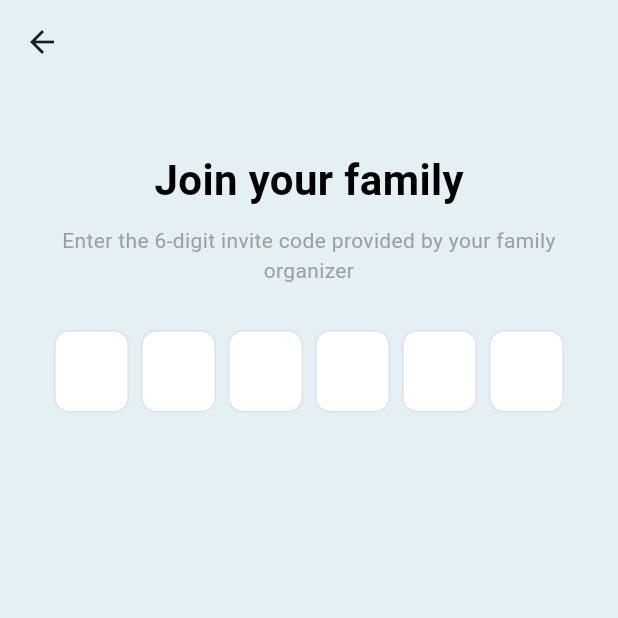
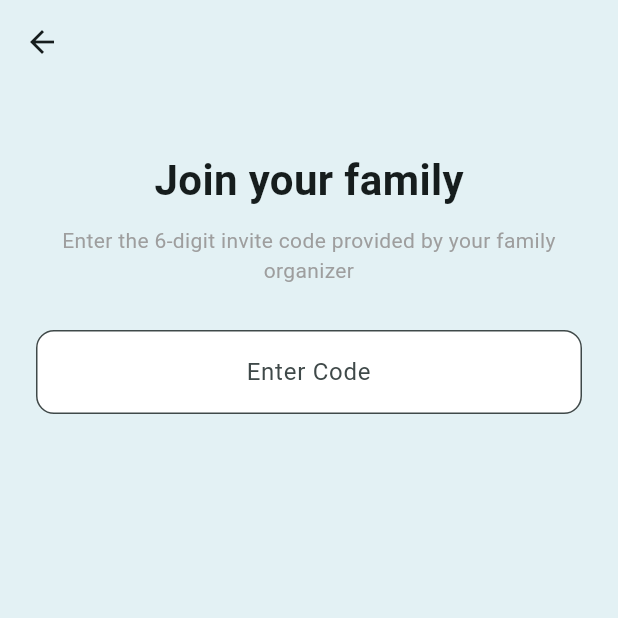
Before and after one commit to DeekshaRao10/wristband, a Flutter app: the JoinFamilyScreen screen opened directly, on a phone screen of 412 x 824 dp, the top half of it. Run offline on Flutter 3.47's test engine with Material 3 defaults, Android fonts, the phone set to English and light mode, and no system bars; drawn by our look-alikes of pinput; our stand-ins replace cloud_firestore, firebase_auth, firebase_core, share_plus; accounts and stored records are empty.

Commit message:
Initial Commit

```diff
--- a/lib/core/widgets/primary_button.dart
+++ b/lib/core/widgets/primary_button.dart
@@ -1,5 +1,4 @@
 import 'package:flutter/material.dart';
-import '../../../core/theme/app_theme.dart';
 
 class PrimaryButton extends StatelessWidget {
   final String text;
@@ -19,8 +18,8 @@ class PrimaryButton extends StatelessWidget {
       child: ElevatedButton(
         onPressed: onPressed,
         style: ElevatedButton.styleFrom(
-      backgroundColor: AppColors.background,
-foregroundColor: Colors.white,
+          backgroundColor: const Color(0xFF006D6F),
+          foregroundColor: Colors.white,
           elevation: 0,
           shape: RoundedRectangleBorder(
             borderRadius: BorderRadius.circular(25),
--- a/lib/features/auth/screens/onboarding_screen.dart
+++ b/lib/features/auth/screens/onboarding_screen.dart
@@ -134,8 +134,8 @@ class _OnboardingScreenState extends State<OnboardingScreen> {
                   decoration: BoxDecoration(
                     shape: BoxShape.circle,
                     color: currentIndex == index
-                             ?AppColors.primary
-                               : Colors.grey.shade300,
+                        ? const Color(0xFF006D6F)
+                        : Colors.grey.shade300,
                   ),
                 ),
               ),
--- a/lib/features/family/screens/join_family_screen.dart
+++ b/lib/features/family/screens/join_family_screen.dart
@@ -1,9 +1,9 @@
 import 'package:flutter/material.dart';
-import 'package:pinput/pinput.dart';
 
 import '../../../core/theme/app_theme.dart';
 import '../../../core/widgets/primary_button.dart';
 import '../services/family_service.dart';
+import 'package:pinput/pinput.dart';
 
 class JoinFamilyScreen extends StatefulWidget {
   const JoinFamilyScreen({super.key});
@@ -19,10 +19,20 @@ class _JoinFamilyScreenState
       TextEditingController();
 
   Map<String, dynamic>? familyData;
+
   bool loading = false;
 
   Future<void> searchFamily() async {
-    if (codeController.text.length != 6) return;
+    if (codeController.text.trim().length != 6) {
+      ScaffoldMessenger.of(context).showSnackBar(
+        const SnackBar(
+          content: Text(
+            "Enter a valid 6-digit code",
+          ),
+        ),
+      );
+      return;
+    }
 
     setState(() {
       loading = true;
@@ -41,7 +51,9 @@ class _JoinFamilyScreenState
     if (result == null && mounted) {
       ScaffoldMessenger.of(context).showSnackBar(
         const SnackBar(
-          content: Text("Invalid Invite Code"),
+          content: Text(
+            "Invalid Invite Code",
+          ),
         ),
       );
     }
@@ -49,30 +61,6 @@ class _JoinFamilyScreenState
 
   @override
   Widget build(BuildContext context) {
-    final defaultPinTheme = PinTheme(
-      width: 50,
-      height: 55,
-      textStyle: const TextStyle(
-        fontSize: 20,
-        fontWeight: FontWeight.bold,
-        color: AppColors.black,
-      ),
-      decoration: BoxDecoration(
-        color: AppColors.white,
-        borderRadius: BorderRadius.circular(10),
-        border: Border.all(
-          color: Colors.grey.shade300,
-        ),
-      ),
-    );
-
-    final focusedPinTheme = defaultPinTheme.copyDecorationWith(
-      border: Border.all(
-        color: AppColors.primary,
-        width: 2,
-      ),
-    );
-
     return Scaffold(
       backgroundColor: AppColors.background,
 
@@ -93,7 +81,6 @@ class _JoinFamilyScreenState
               style: TextStyle(
                 fontSize: 28,
                 fontWeight: FontWeight.bold,
-                color: AppColors.black,
               ),
             ),
 
@@ -109,18 +96,27 @@ class _JoinFamilyScreenState
 
             const SizedBox(height: 30),
 
-            Pinput(
-              length: 6,
+            TextField(
               controller: codeController,
+              keyboardType: TextInputType.number,
+              maxLength: 6,
+              textAlign: TextAlign.center,
 
-              defaultPinTheme:
-                  defaultPinTheme,
+              decoration: InputDecoration(
+                hintText: "Enter Code",
+                counterText: "",
+                filled: true,
+                fillColor: AppColors.white,
+                border: OutlineInputBorder(
+                  borderRadius:
+                      BorderRadius.circular(12),
+                ),
+              ),
 
-              focusedPinTheme:
-                  focusedPinTheme,
-
-              onCompleted: (value) {
-                searchFamily();
+              onChanged: (_) {
+                if (codeController.text.length == 6) {
+                  searchFamily();
+                }
               },
             ),
 
@@ -131,8 +127,7 @@ class _JoinFamilyScreenState
 
             if (familyData != null)
               Container(
-                width: double.infinity,
-                padding: const EdgeInsets.all(18),
+                padding: const EdgeInsets.all(16),
 
                 decoration: BoxDecoration(
                   color: AppColors.white,
@@ -152,7 +147,7 @@ class _JoinFamilyScreenState
                       ),
                     ),
 
-                    const SizedBox(width: 15),
+                    const SizedBox(width: 16),
 
                     Expanded(
                       child: Column(
@@ -162,14 +157,8 @@ class _JoinFamilyScreenState
                           const Text(
                             "You're joining",
                             style: TextStyle(
-                              color:
-                                  AppColors.grey,
-                              fontSize: 12,
+                              color: AppColors.grey,
                             ),
-                          ),
-
-                          const SizedBox(
-                            height: 4,
                           ),
 
                           Text(
```
Also changed, not shown: lib/features/family/screens/family_created_screen.dart (+32 -67 lines), lib/features/family/screens/family_members_screen.dart (+97 -91 lines), lib/features/family/services/family_service.dart (+4 -3 lines).
